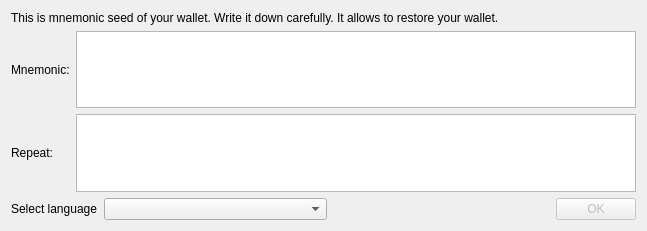
The window that src/gui/ui/verifymnemonicseeddialog.ui (mygirl8893/Catalyst-Classic-3.0.4) describes before a commit, drawn with Qt 5.
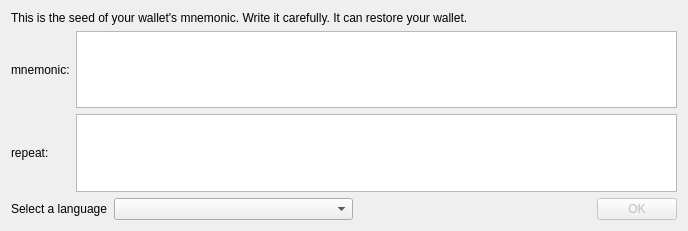
The same window after the commit.

What changed in the file:
```diff
--- a/src/gui/ui/verifymnemonicseeddialog.ui
+++ b/src/gui/ui/verifymnemonicseeddialog.ui
@@ -6,7 +6,7 @@
    <rect>
     <x>0</x>
     <y>0</y>
-    <width>647</width>
+    <width>688</width>
     <height>231</height>
    </rect>
   </property>
@@ -23,14 +23,14 @@
    <item row="0" column="0" colspan="2">
     <widget class="QLabel" name="label_3">
      <property name="text">
-      <string>This is mnemonic seed of your wallet. Write it down carefully. It allows to restore your wallet.</string>
+      <string>This is the seed of your wallet's mnemonic. Write it carefully. It can restore your wallet.</string>
      </property>
     </widget>
    </item>
    <item row="1" column="0">
     <widget class="QLabel" name="label">
      <property name="text">
-      <string>Mnemonic:</string>
+      <string>mnemonic:</string>
      </property>
     </widget>
    </item>
@@ -51,7 +51,7 @@
    <item row="2" column="0">
     <widget class="QLabel" name="label_2">
      <property name="text">
-      <string>Repeat:</string>
+      <string>repeat:</string>
      </property>
     </widget>
    </item>
@@ -84,7 +84,7 @@
      <item>
       <widget class="QLabel" name="m_languageLabel">
        <property name="text">
-        <string>Select language</string>
+        <string>Select a language</string>
        </property>
       </widget>
      </item>
```
Left out of the diff: 2 changed lines with no effect on the pictures.
